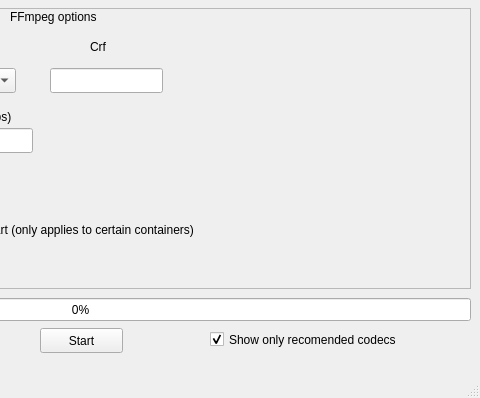
This is mainwindow.ui in seanmeaney/batch-rencode-qt as Qt 5 draws it before an edit; both pictures show x 320 to 800 and y 202 to 600 of the 800 by 600 pixel window. The edited form follows.
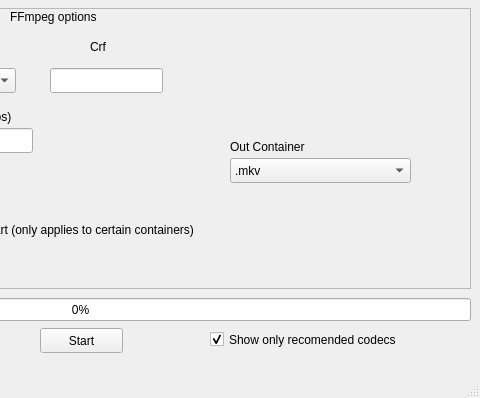
This is the edited form.

```diff
--- a/mainwindow.ui
+++ b/mainwindow.ui
@@ -302,6 +302,39 @@
       </rect>
      </property>
     </widget>
+    <widget class="QComboBox" name="comboBox_2">
+     <property name="geometry">
+      <rect>
+       <x>540</x>
+       <y>150</y>
+       <width>181</width>
+       <height>25</height>
+      </rect>
+     </property>
+     <item>
+      <property name="text">
+       <string>.mkv</string>
+      </property>
+     </item>
+     <item>
+      <property name="text">
+       <string>.mp4</string>
+      </property>
+     </item>
+    </widget>
+    <widget class="QLabel" name="label_8">
+     <property name="geometry">
+      <rect>
+       <x>540</x>
+       <y>130</y>
+       <width>131</width>
+       <height>17</height>
+      </rect>
+     </property>
+     <property name="text">
+      <string>Out Container</string>
+     </property>
+    </widget>
    </widget>
    <widget class="QProgressBar" name="progressBar">
     <property name="geometry">
```
